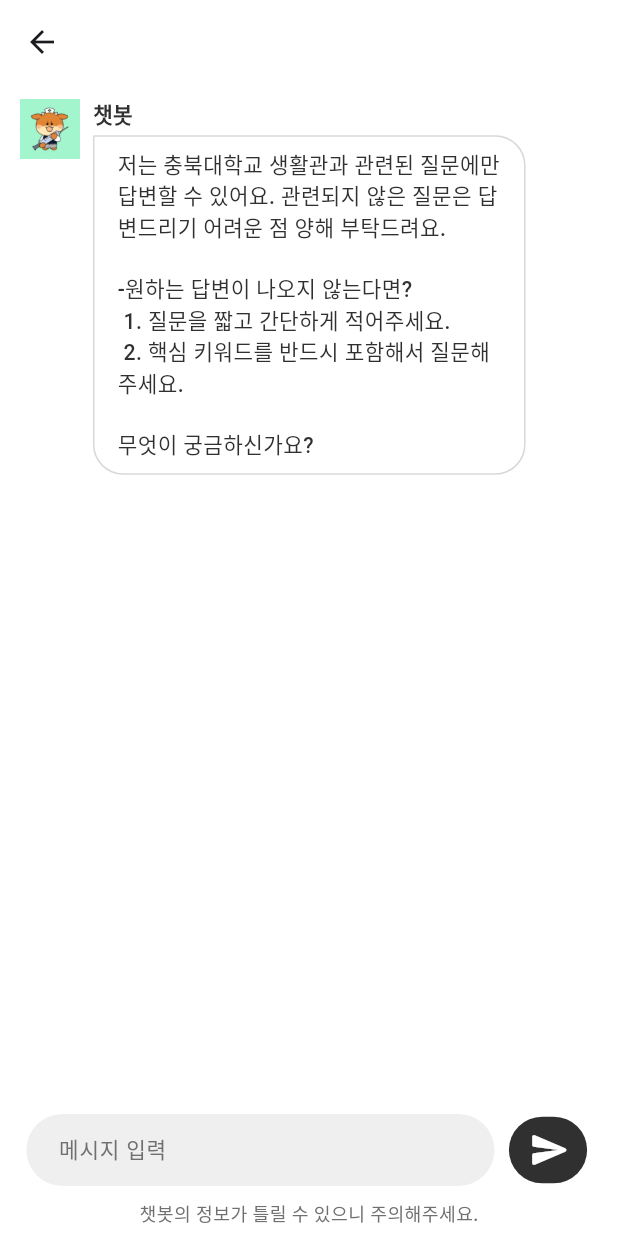
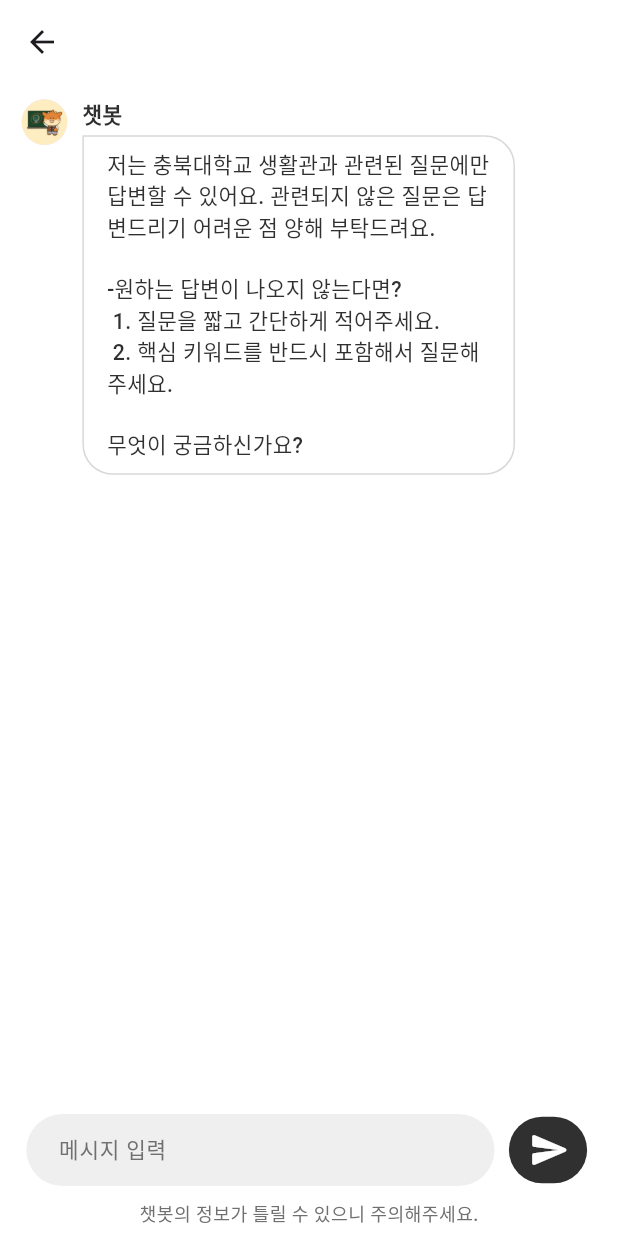
Before and after one commit to eSeohyeon/CBNU-DOM, a Flutter app: the ChatbotPage screen opened directly, on a phone screen of 412 x 824 dp. Run offline on Flutter 3.47's test engine with Material 3 defaults, Android fonts, the phone set to English and light mode, and no system bars; our stand-ins replace carousel_slider, circular_countdown_timer, cloud_firestore, firebase_auth, firebase_core, firebase_storage and 12 more; missing offline and left inert: flutter_downloader, nfc_manager; accounts and stored records are empty; network calls fail; Roboto replaces fonts that are missing (pretendard-medium).

Commit message:
fix: 프로필 이미지 원형으로 바꿈

```diff
--- a/CBNU-domitory/lib/home/chatbot_page.dart
+++ b/CBNU-domitory/lib/home/chatbot_page.dart
@@ -135,10 +135,10 @@ class _ChatbotPageState extends State<ChatbotPage> {
                       crossAxisAlignment: CrossAxisAlignment.start,
                       children: [
                         if (!isUser) ...[
-                          CircleAvatar(
-                            radius: 20,
-                            backgroundColor: grey_button_greyBG,
-                            child: Image.asset('assets/profile6.png'),
+                          SizedBox(
+                            width: 30.w,
+                            height: 30.h,
+                            child: CircleAvatar(backgroundImage: AssetImage('assets/profile3.png'))
                           ),
                           SizedBox(width: 8.w),
                         ],
--- a/CBNU-domitory/lib/message/chat_list_item.dart
+++ b/CBNU-domitory/lib/message/chat_list_item.dart
@@ -21,7 +21,7 @@ class ChatListItem extends StatelessWidget {
           CircleAvatar(
             radius: 24,
             backgroundColor: white,
-            child: Image.asset('assets/profile_man.png')
+            child: Image.asset('assets/profile1.png')
           ),
           SizedBox(width: 10.w),
           Expanded(
--- a/CBNU-domitory/pubspec.yaml
+++ b/CBNU-domitory/pubspec.yaml
@@ -55,6 +55,7 @@ dependencies:
   circular_countdown_timer: ^0.2.4 # 세탁 타이머
   flutter_local_notifications: ^19.5.0 # 세탁 타이머 푸쉬 알림
   timezone: ^0.10.1 # 세탁타이머 푸쉬알림
+  shared_preferences: ^2.5.3 # 세탁타이머 화면 닫아도 유지
 
 dev_dependencies:
   flutter_test:
```
Also changed, not shown: CBNU-domitory/lib/community/free/free_detail_page.dart (+3 -4 lines), CBNU-domitory/lib/community/groupbuy/group_buy_detail_page.dart (+3 -5 lines), CBNU-domitory/lib/home_page.dart (+6 -9 lines), CBNU-domitory/lib/roommate/filter_search_page.dart (+11 -8 lines), CBNU-domitory/lib/roommate/roommate_page.dart (+7 -2 lines), CBNU-domitory/pubspec.lock, 1 other file.
